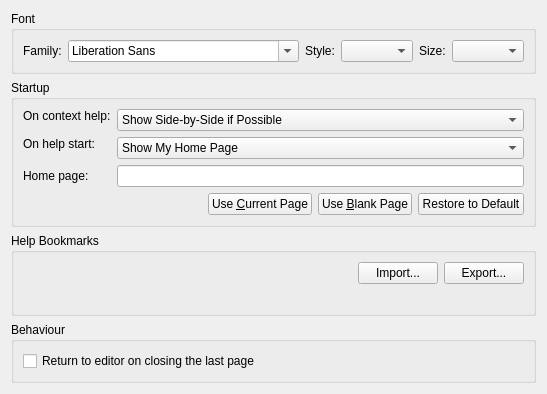
Old version of the form src/plugins/help/generalsettingspage.ui in the repository qt-creator/qt-creator.
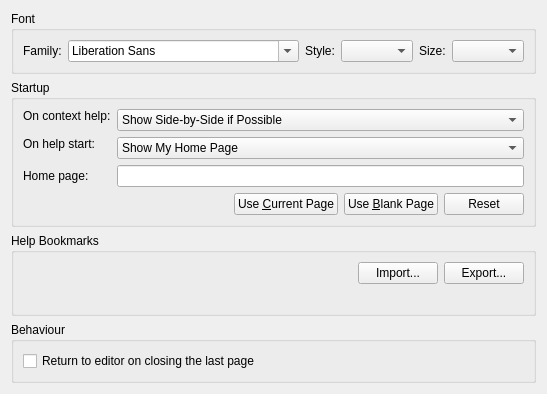
New version of the form.

Patch:
```diff
--- a/src/plugins/help/generalsettingspage.ui
+++ b/src/plugins/help/generalsettingspage.ui
@@ -266,7 +266,7 @@
         <item>
          <widget class="QPushButton" name="defaultPageButton">
           <property name="text">
-           <string>Restore to Default</string>
+           <string>Reset</string>
           </property>
          </widget>
         </item>
```
Left out of the diff: 3 changed lines with no effect on the pictures.
